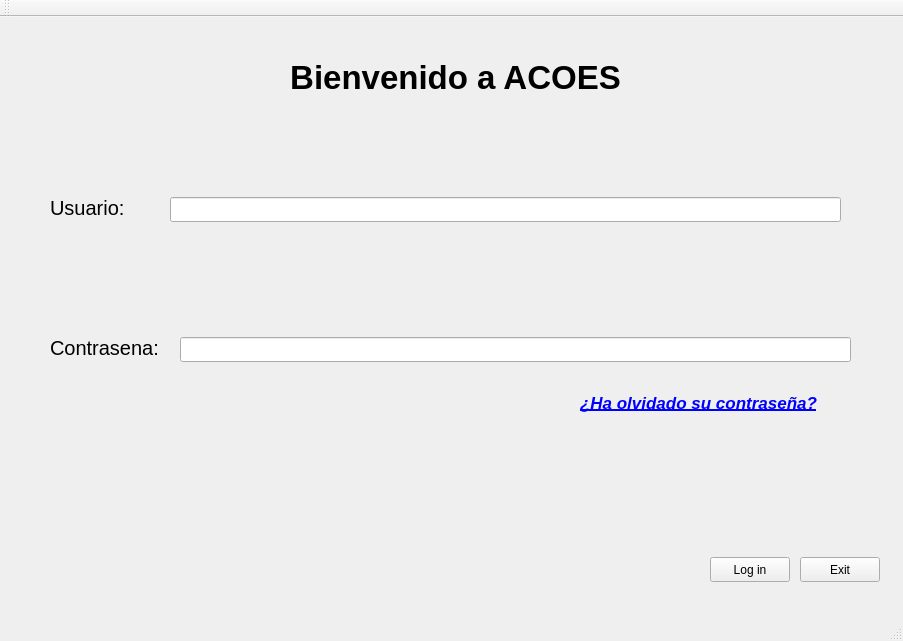
First picture: the form in src/UI/login.ui, repository PurpleFlamingo/purpleACOES, before the edit.
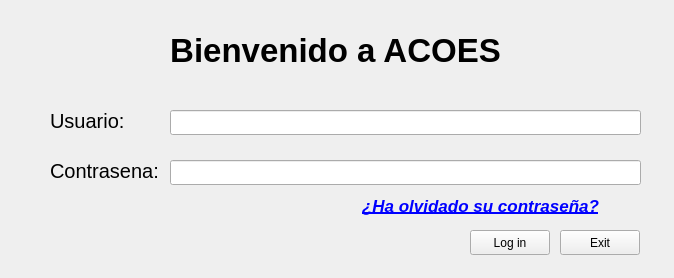
Second picture: the form after the edit.

Patch:
```diff
--- a/src/UI/login.ui
+++ b/src/UI/login.ui
@@ -6,10 +6,22 @@
    <rect>
     <x>0</x>
     <y>0</y>
-    <width>903</width>
-    <height>641</height>
+    <width>674</width>
+    <height>278</height>
    </rect>
   </property>
+  <property name="minimumSize">
+   <size>
+    <width>674</width>
+    <height>278</height>
+   </size>
+  </property>
+  <property name="maximumSize">
+   <size>
+    <width>674</width>
+    <height>278</height>
+   </size>
+  </property>
   <property name="windowTitle">
    <string>MainWindow</string>
   </property>
@@ -17,8 +29,8 @@
    <widget class="QPushButton" name="bExit">
     <property name="geometry">
      <rect>
-      <x>800</x>
-      <y>540</y>
+      <x>560</x>
+      <y>230</y>
       <width>80</width>
       <height>25</height>
      </rect>
@@ -30,8 +42,8 @@
    <widget class="QPushButton" name="bLogin">
     <property name="geometry">
      <rect>
-      <x>710</x>
-      <y>540</y>
+      <x>470</x>
+      <y>230</y>
       <width>80</width>
       <height>25</height>
      </rect>
@@ -43,10 +55,10 @@
    <widget class="QLabel" name="lWelcome">
     <property name="geometry">
      <rect>
-      <x>10</x>
+      <x>0</x>
       <y>0</y>
-      <width>891</width>
-      <height>121</height>
+      <width>671</width>
+      <height>101</height>
      </rect>
     </property>
     <property name="font">
@@ -67,7 +79,7 @@
     <property name="geometry">
      <rect>
       <x>50</x>
-      <y>170</y>
+      <y>100</y>
       <width>101</width>
       <height>41</height>
      </rect>
@@ -85,7 +97,7 @@
     <property name="geometry">
      <rect>
       <x>50</x>
-      <y>310</y>
+      <y>150</y>
       <width>131</width>
       <height>41</height>
      </rect>
@@ -103,8 +115,8 @@
     <property name="geometry">
      <rect>
       <x>170</x>
-      <y>180</y>
-      <width>671</width>
+      <y>110</y>
+      <width>471</width>
       <height>25</height>
      </rect>
     </property>
@@ -112,9 +124,9 @@
    <widget class="QLineEdit" name="ePassword">
     <property name="geometry">
      <rect>
-      <x>180</x>
-      <y>320</y>
-      <width>671</width>
+      <x>170</x>
+      <y>160</y>
+      <width>471</width>
       <height>25</height>
      </rect>
     </property>
@@ -122,9 +134,9 @@
    <widget class="QLabel" name="label">
     <property name="geometry">
      <rect>
-      <x>580</x>
-      <y>370</y>
-      <width>271</width>
+      <x>320</x>
+      <y>190</y>
+      <width>321</width>
       <height>31</height>
      </rect>
     </property>
@@ -153,17 +165,11 @@
     <property name="text">
      <string>¿Ha olvidado su contraseña?</string>
     </property>
+    <property name="alignment">
+     <set>Qt::AlignCenter</set>
+    </property>
    </widget>
   </widget>
-  <widget class="QToolBar" name="mainToolBar">
-   <attribute name="toolBarArea">
-    <enum>TopToolBarArea</enum>
-   </attribute>
-   <attribute name="toolBarBreak">
-    <bool>false</bool>
-   </attribute>
-  </widget>
-  <widget class="QStatusBar" name="statusBar"/>
  </widget>
  <layoutdefault spacing="6" margin="11"/>
  <resources/>
```
Left out of the diff: 2 changed lines with no effect on the pictures.
